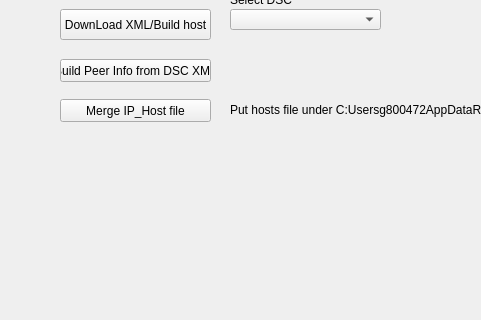
The window that Ui_XML.ui (herwonowr/DSS_OSS) describes before a commit, drawn with Qt 5; both pictures show x 0 to 481 and y 81 to 401 of the 1333 by 692 pixel window.
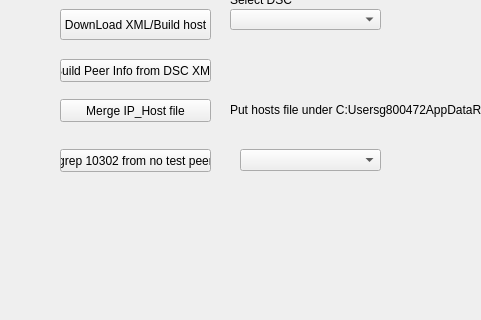
The same window after the commit.

```diff
--- a/Ui_XML.ui
+++ b/Ui_XML.ui
@@ -102,6 +102,29 @@
      <string>Put hosts file under C:Usersg800472AppDataRoamingWireshark</string>
     </property>
    </widget>
+   <widget class="QPushButton" name="BUILD_TEST_PEER">
+    <property name="geometry">
+     <rect>
+      <x>60</x>
+      <y>230</y>
+      <width>151</width>
+      <height>23</height>
+     </rect>
+    </property>
+    <property name="text">
+     <string>grep 10302 from no test peer</string>
+    </property>
+   </widget>
+   <widget class="QComboBox" name="comboBox_OPTION">
+    <property name="geometry">
+     <rect>
+      <x>240</x>
+      <y>230</y>
+      <width>141</width>
+      <height>22</height>
+     </rect>
+    </property>
+   </widget>
   </widget>
   <widget class="QMenuBar" name="menubar">
    <property name="geometry">
```
